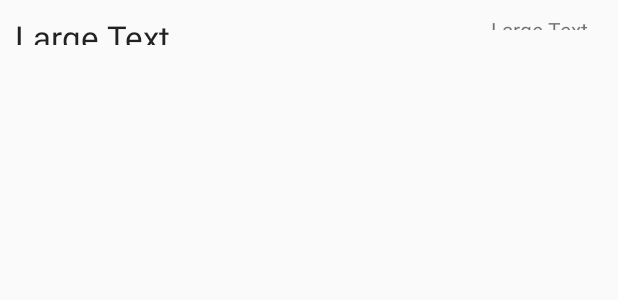
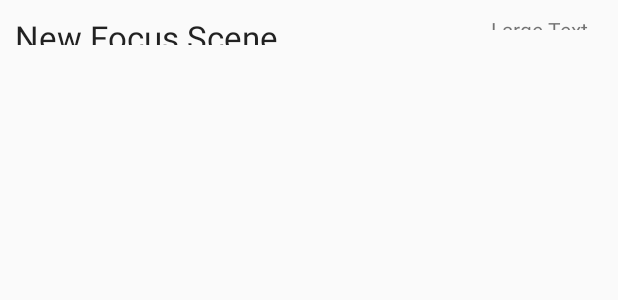
Before and after one commit to wilkoer/FollowFocus, an Android app: the layout recording_list_entry.xml on its own in the app's theme, with its tools: preview values and no code run, on a phone screen of 412 x 824 dp. Shown: the top 300 px of the screen. Run offline under Robolectric (Android 15) with nearby library versions, the phone set to English and light mode, and no system bars.

Commit message:
record function improved

```diff
--- a/app/src/main/java/ath/lmu/de/followfocus/DeviceControlActivity.java
+++ b/app/src/main/java/ath/lmu/de/followfocus/DeviceControlActivity.java
@@ -276,12 +276,10 @@ public class DeviceControlActivity extends FragmentActivity implements RecordSce
             @Override
             public void onClick(View v) {
                 if (!recording) {
-                    recording = true;
 
                     DialogFragment newSceneDialog = new RecordSceneDialogFragment();
                     newSceneDialog.show(getFragmentManager(), "new");
 
-                    recordButton.setImageResource(R.drawable.stop);
 
                 } else {
                     recording = false;
@@ -367,5 +365,7 @@ public class DeviceControlActivity extends FragmentActivity implements RecordSce
         sceneListAdapter.add(new FocusScene(name));
         sceneListAdapter.notifyDataSetChanged();
 
+        recording = true;
+        recordButton.setImageResource(R.drawable.stop);
     }
 }
--- a/app/src/main/res/layout/record_scene_dialog_layout.xml
+++ b/app/src/main/res/layout/record_scene_dialog_layout.xml
@@ -16,6 +16,6 @@
         android:layout_height="wrap_content"
         android:id="@+id/editText_scene_name"
         android:layout_gravity="center_horizontal"
-        android:hint="@string/new_focus_recording"
+        android:text="@string/new_focus_recording"
         android:layout_margin="10dp" />
 </LinearLayout>
--- a/app/src/main/res/layout/recording_list_entry.xml
+++ b/app/src/main/res/layout/recording_list_entry.xml
@@ -7,10 +7,9 @@
         android:layout_width="0dp"
         android:layout_height="wrap_content"
         android:textAppearance="?android:attr/textAppearanceLarge"
-        android:text="Large Text"
+        android:text="@string/new_focus_recording"
         android:id="@+id/textView_recording_name"
         android:layout_margin="10dp"
-        android:hint="@string/new_focus_recording"
         android:layout_weight="1" />
 
     <TextView
```
